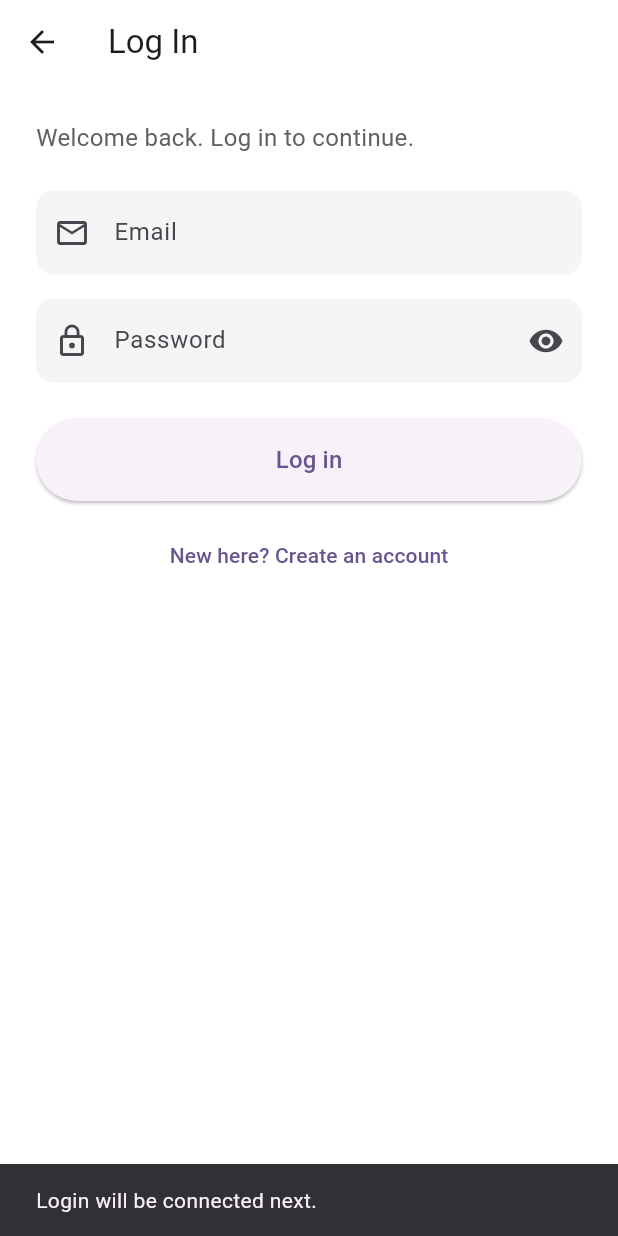
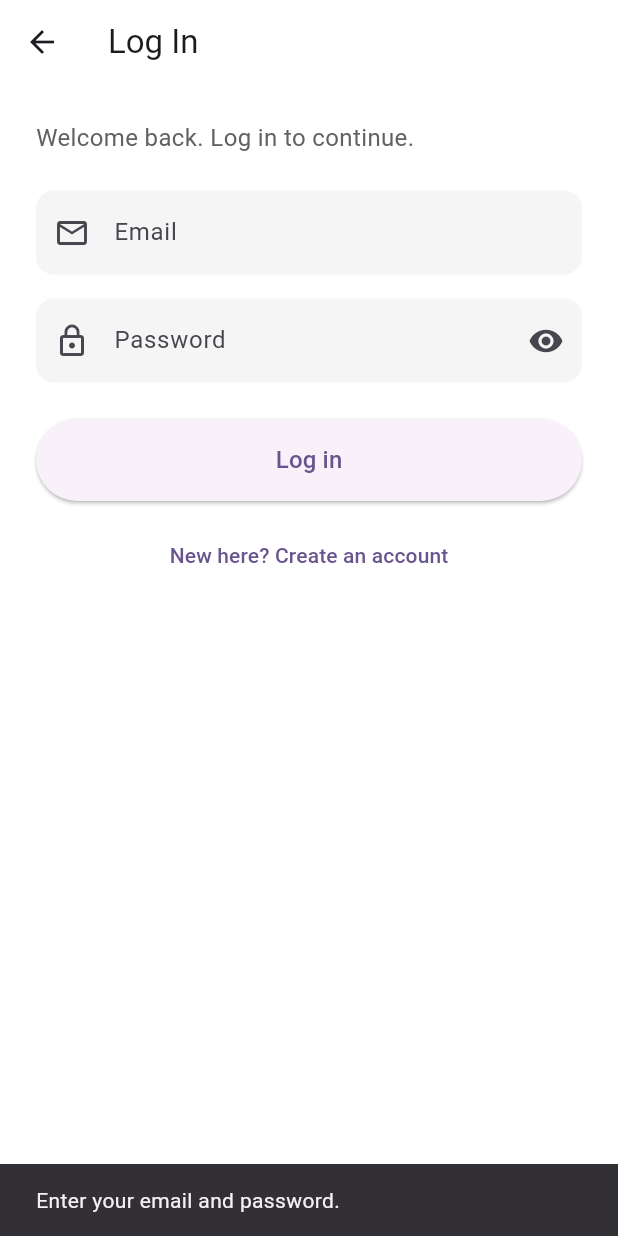
Before and after one commit to DasAkash-1/healthbook, a Flutter app: the RegisterScreen screen opened directly, after a tap on "Already have an account? Log in", after a tap on "Log in", on a phone screen of 412 x 824 dp. Run offline on Flutter 3.47's test engine with Material 3 defaults, Android fonts, the phone set to English and light mode, and no system bars; our stand-ins replace smooth_page_indicator.

Commit message:
Connect login to auth service and home screen
- Add login() to AuthService and implement it in FakeAuthService
  (passwords kept in memory for testing only)
- Show loading state, validation, and errors on the login screen
- Navigate to HomePage after successful login

```diff
--- a/lib/screens/login_screen.dart
+++ b/lib/screens/login_screen.dart
@@ -1,5 +1,7 @@
 import 'package:flutter/material.dart';
 
+import '../services/auth_service.dart';
+import 'home_page.dart';
 import 'register_screen.dart';
 
 class LoginScreen extends StatefulWidget {
@@ -13,6 +15,7 @@ class _LoginScreenState extends State<LoginScreen> {
   final _emailCtrl = TextEditingController();
   final _passwordCtrl = TextEditingController();
   bool _obscure = true;
+  bool _loading = false;
 
   @override
   void dispose() {
@@ -21,11 +24,32 @@ class _LoginScreenState extends State<LoginScreen> {
     super.dispose();
   }
 
-  void _login() {
-    // Placeholder: login is connected in a later step.
-    ScaffoldMessenger.of(context).showSnackBar(
-      const SnackBar(content: Text('Login will be connected next.')),
-    );
+  Future<void> _login() async {
+    final email = _emailCtrl.text.trim();
+    final password = _passwordCtrl.text;
+
+    if (email.isEmpty || password.isEmpty) {
+      ScaffoldMessenger.of(context).showSnackBar(
+        const SnackBar(content: Text('Enter your email and password.')),
+      );
+      return;
+    }
+
+    setState(() => _loading = true);
+    try {
+      await authService.login(email: email, password: password);
+      if (!mounted) return;
+      Navigator.pushReplacement(
+        context,
+        MaterialPageRoute(builder: (_) => const HomePage()),
+      );
+    } on AuthException catch (e) {
+      if (!mounted) return;
+      ScaffoldMessenger.of(context)
+          .showSnackBar(SnackBar(content: Text(e.message)));
+    } finally {
+      if (mounted) setState(() => _loading = false);
+    }
   }
 
   Widget _field({
@@ -101,11 +125,17 @@ class _LoginScreenState extends State<LoginScreen> {
               ),
               const SizedBox(height: 8),
               ElevatedButton(
-                onPressed: _login,
+                onPressed: _loading ? null : _login,
                 style: ElevatedButton.styleFrom(
                   padding: const EdgeInsets.symmetric(vertical: 16),
                 ),
-                child: const Text('Log in', style: TextStyle(fontSize: 16)),
+                child: _loading
+                    ? const SizedBox(
+                        height: 20,
+                        width: 20,
+                        child: CircularProgressIndicator(strokeWidth: 2),
+                      )
+                    : const Text('Log in', style: TextStyle(fontSize: 16)),
               ),
               const SizedBox(height: 12),
               Center(
--- a/lib/services/auth_service.dart
+++ b/lib/services/auth_service.dart
@@ -25,12 +25,19 @@ abstract class AuthService {
     required String password,
     required UserProfile profile,
   });
+
+  Future<void> login({
+    required String email,
+    required String password,
+  });
 }
 
 // TEMPORARY: accounts are kept in memory and cleared when the app restarts.
-// Passwords are not stored. Replace with a Firebase version later.
+// Passwords are kept in plain text here so login can be tested. This is NOT
+// secure. Replace with a Firebase version later.
 class FakeAuthService implements AuthService {
   final Map<String, UserProfile> _accounts = {};
+  final Map<String, String> _passwords = {};
 
   @override
   Future<void> register({
@@ -45,6 +52,20 @@ class FakeAuthService implements AuthService {
       throw AuthException('An account already exists for this email.');
     }
     _accounts[key] = profile;
+    _passwords[key] = password;
+  }
+
+  @override
+  Future<void> login({
+    required String email,
+    required String password,
+  }) async {
+    await Future.delayed(const Duration(seconds: 1)); // simulates network delay
+
+    final key = email.trim().toLowerCase();
+    if (_passwords[key] != password) {
+      throw AuthException('Incorrect email or password.');
+    }
   }
 }
 
```
